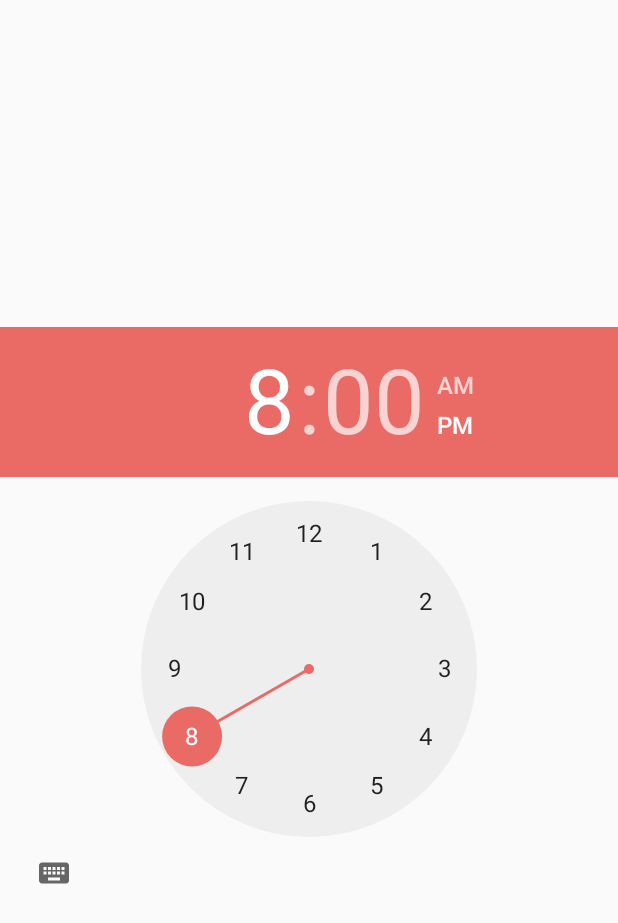
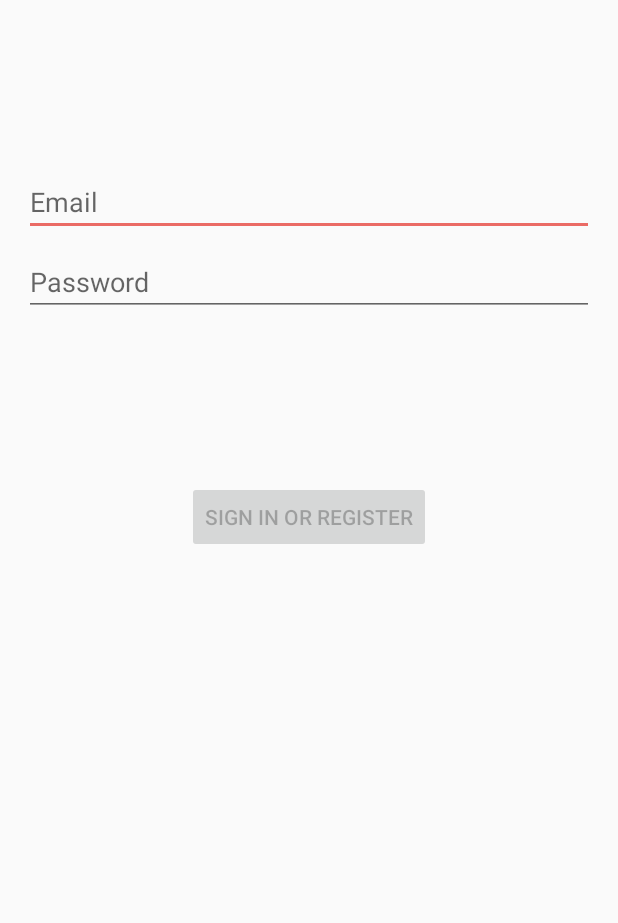
Before and after one commit to Alexandre-Vernet/Bot-Bubulle-Mobile, an Android app: the screen it shows after launch (MainActivity before the commit, LoginActivity after it), on a phone screen of 412 x 824 dp. Shown: the top 923 px of the screen. Run offline under Robolectric (Android 15) with nearby library versions, the phone set to English and light mode, and no system bars; our stand-ins replace Firebase (no records; nobody signed in at launch, a user with empty details on screens opened directly).

Commit message:
feat(auth): Create LoginActivity

```diff
--- a/app/build.gradle
+++ b/app/build.gradle
@@ -22,6 +22,9 @@ android {
             proguardFiles getDefaultProguardFile('proguard-android-optimize.txt'), 'proguard-rules.pro'
         }
     }
+    buildFeatures {
+        viewBinding true
+    }
 }
 
 dependencies {
@@ -32,6 +35,9 @@ dependencies {
     implementation 'androidx.constraintlayout:constraintlayout:2.1.4'
     implementation 'androidx.work:work-runtime:2.8.1'
     implementation 'com.google.firebase:firebase-messaging:23.4.0'
+    implementation 'androidx.annotation:annotation:1.7.1'
+    implementation 'androidx.lifecycle:lifecycle-livedata-ktx:2.7.0'
+    implementation 'androidx.lifecycle:lifecycle-viewmodel-ktx:2.7.0'
     testImplementation 'junit:junit:4.13.2'
     androidTestImplementation 'androidx.test.ext:junit:1.1.5'
     androidTestImplementation 'androidx.test.espresso:espresso-core:3.5.1'
--- a/app/src/main/java/com/ynov/vernet/botbubulle/Authentication.java
+++ b/app/src/main/java/com/ynov/vernet/botbubulle/Authentication.java
@@ -28,7 +28,7 @@ public class Authentication {
         this.firebaseFirestore = firebaseFirestore;
     }
 
-    void storeNotificationToken() {
+    public void storeNotificationToken() {
         FirebaseMessaging.getInstance().getToken()
                 .addOnCompleteListener(task -> {
                     if (!task.isSuccessful()) {
--- a/app/src/main/java/com/ynov/vernet/botbubulle/FirebaseMessagingListener.java
+++ b/app/src/main/java/com/ynov/vernet/botbubulle/FirebaseMessagingListener.java
@@ -1,5 +1,6 @@
 package com.ynov.vernet.botbubulle;
 
+import com.google.firebase.auth.FirebaseAuth;
 import com.google.firebase.messaging.FirebaseMessagingService;
 import com.google.firebase.messaging.RemoteMessage;
 
@@ -13,7 +14,10 @@ public class FirebaseMessagingListener extends FirebaseMessagingService {
 
     @Override
     public void onNewToken(String token) {
-        Authentication authentication = new Authentication(getApplicationContext());
-        authentication.storeNotificationToken();
+        FirebaseAuth firebaseAuth = FirebaseAuth.getInstance();
+//        if (firebaseAuth.getCurrentUser() != null) {
+//            Authentication authentication = new Authentication(getApplicationContext());
+//            authentication.storeNotificationToken();
+//        }
     }
 }
--- /dev/null
+++ b/app/src/main/java/com/ynov/vernet/botbubulle/LoginActivity.java
@@ -0,0 +1,104 @@
+package com.ynov.vernet.botbubulle;
+
+import android.content.Intent;
+import android.os.Bundle;
+import android.text.Editable;
+import android.text.TextWatcher;
+import android.view.View;
+import android.widget.Button;
+import android.widget.EditText;
+import android.widget.ProgressBar;
+
+import androidx.appcompat.app.AppCompatActivity;
+
+import com.google.firebase.auth.FirebaseAuth;
+import com.google.firebase.firestore.FirebaseFirestore;
+import com.ynov.vernet.botbubulle.databinding.ActivityLoginBinding;
+
+public class LoginActivity extends AppCompatActivity {
+
+    private ActivityLoginBinding binding;
+
+    private FirebaseAuth firebaseAuth;
+    private FirebaseFirestore firebaseFirestore;
+    private EditText emailEditText;
+    private ProgressBar loadingProgressBar;
+
+    @Override
+    public void onCreate(Bundle savedInstanceState) {
+        super.onCreate(savedInstanceState);
+
+        firebaseAuth = FirebaseAuth.getInstance();
+        firebaseFirestore = FirebaseFirestore.getInstance();
+
+        binding = ActivityLoginBinding.inflate(getLayoutInflater());
+        setContentView(binding.getRoot());
+
+        emailEditText = binding.email;
+        final EditText passwordEditText = binding.password;
+        final Button loginButton = binding.login;
+        loadingProgressBar = binding.loading;
+
+        TextWatcher afterTextChangedListener = new TextWatcher() {
+            @Override
+            public void beforeTextChanged(CharSequence s, int start, int count, int after) {
+                // ignore
+            }
+
+            @Override
+            public void onTextChanged(CharSequence s, int start, int before, int count) {
+                // ignore
+            }
+
+            @Override
+            public void afterTextChanged(Editable s) {
+                loginButton.setEnabled(isFormLoginValid(emailEditText.getText().toString(),
+                        passwordEditText.getText().toString()));
+            }
+        };
+        emailEditText.addTextChangedListener(afterTextChangedListener);
+        passwordEditText.addTextChangedListener(afterTextChangedListener);
+
+        loginButton.setOnClickListener(v -> signIn(emailEditText.getText().toString(),
+                passwordEditText.getText().toString()));
+    }
+
+    private void signIn(String email, String password) {
+        showProgressBar(true);
+
+        firebaseAuth.signInWithEmailAndPassword(email, password)
+                .addOnCompleteListener(this, task -> {
+                    if (task.isSuccessful()) {
+                        // Store notification token
+                        Authentication authentication = new Authentication(getApplicationContext(), firebaseAuth, firebaseFirestore);
+                        authentication.storeNotificationToken();
+
+                        // Start activity
+                        Intent intent = new Intent(getApplicationContext(), MainActivity.class);
+                        startActivity(intent);
+                        finish();
+                    }
+                })
+                .addOnFailureListener(this, e -> {
+                    emailEditText.setError(e.getMessage());
+
+                    // Hide progress bar
+                    showProgressBar(false);
+                });
+    }
+
+    private boolean isFormLoginValid(String email, String password) {
+        if (!email.contains("@")) {
+            return false;
+        }
+        return password.length() >= 7;
+    }
+
+    private void showProgressBar(boolean show) {
+        if (show) {
+            loadingProgressBar.setVisibility(View.VISIBLE);
+        } else {
+            loadingProgressBar.setVisibility(View.GONE);
+        }
+    }
+}
--- a/app/src/main/java/com/ynov/vernet/botbubulle/MainActivity.java
+++ b/app/src/main/java/com/ynov/vernet/botbubulle/MainActivity.java
@@ -3,11 +3,11 @@ package com.ynov.vernet.botbubulle;
 import android.Manifest;
 import android.app.Activity;
 import android.content.Context;
+import android.content.Intent;
 import android.content.SharedPreferences;
 import android.os.Build;
 import android.os.Bundle;
 import android.widget.TimePicker;
-import android.widget.Toast;
 
 import androidx.annotation.RequiresApi;
 import androidx.appcompat.app.AppCompatActivity;
@@ -15,24 +15,11 @@ import androidx.core.app.ActivityCompat;
 
 import com.google.firebase.auth.FirebaseAuth;
 import com.google.firebase.auth.FirebaseUser;
-import com.google.firebase.firestore.FirebaseFirestore;
 
 public class MainActivity extends AppCompatActivity {
 
     Context context;
     TimePicker timePickerEditNotification;
-
-    private FirebaseAuth firebaseAuth;
-    private FirebaseFirestore firebaseFirestore;
-
-    @Override
-    public void onStart() {
-        super.onStart();
-        FirebaseUser currentUser = firebaseAuth.getCurrentUser();
-        if (currentUser == null) {
-            signIn();
-        }
-    }
 
     @RequiresApi(api = Build.VERSION_CODES.TIRAMISU)
     @Override
@@ -40,9 +27,13 @@ public class MainActivity extends AppCompatActivity {
         super.onCreate(savedInstanceState);
         setContentView(R.layout.activity_main);
 
-        // Set firebase Auth & Firestore
-        firebaseAuth = FirebaseAuth.getInstance();
-        firebaseFirestore = FirebaseFirestore.getInstance();
+        // Check if user is logged
+        FirebaseUser user = FirebaseAuth.getInstance().getCurrentUser();
+        if (user == null) {
+            Intent intent = new Intent(getApplicationContext(), LoginActivity.class);
+            startActivity(intent);
+            finish();
+        }
 
         // Ask permission to send sms and notification
         ActivityCompat.requestPermissions(this, new String[]{
@@ -75,18 +66,4 @@ public class MainActivity extends AppCompatActivity {
             editor.apply();
         });
     }
-
-    void signIn() {
-        firebaseAuth.signInWithEmailAndPassword("", "")
-                .addOnCompleteListener(this, task -> {
-                    if (task.isSuccessful()) {
-                        Authentication authentication = new Authentication(context, firebaseAuth, firebaseFirestore);
-                        authentication.storeNotificationToken();
-                    } else {
-                        // If sign in fails, display a message to the user.
-                        Toast.makeText(context, "Authentication failed.",
-                                Toast.LENGTH_SHORT).show();
-                    }
-                });
-    }
 }
--- /dev/null
+++ b/app/src/main/java/com/ynov/vernet/botbubulle/data/model/LoggedInUser.java
@@ -0,0 +1,23 @@
+package com.ynov.vernet.botbubulle.data.model;
+
+/**
+ * Data class that captures user information for logged in users retrieved from LoginRepository
+ */
+public class LoggedInUser {
+
+    private String userId;
+    private String displayName;
+
+    public LoggedInUser(String userId, String displayName) {
+        this.userId = userId;
+        this.displayName = displayName;
+    }
+
+    public String getUserId() {
+        return userId;
+    }
+
+    public String getDisplayName() {
+        return displayName;
+    }
+}
--- /dev/null
+++ b/app/src/main/res/layout-w1240dp/activity_login.xml
@@ -0,0 +1,71 @@
+<?xml version="1.0" encoding="utf-8"?>
+<androidx.constraintlayout.widget.ConstraintLayout xmlns:android="http://schemas.android.com/apk/res/android"
+        xmlns:app="http://schemas.android.com/apk/res-auto"
+        xmlns:tools="http://schemas.android.com/tools"
+        android:id="@+id/container"
+        android:layout_width="match_parent"
+        android:layout_height="match_parent"
+        android:paddingBottom="@dimen/activity_vertical_margin"
+        android:paddingLeft="@dimen/activity_horizontal_margin"
+        android:paddingRight="@dimen/activity_horizontal_margin"
+        android:paddingTop="@dimen/activity_vertical_margin"
+        tools:context=".LoginActivity">
+
+    <EditText
+            android:id="@+id/username"
+            android:layout_width="0dp"
+            android:layout_height="wrap_content"
+            android:layout_marginTop="96dp"
+            android:autofillHints="@string/prompt_email"
+            android:hint="@string/prompt_email"
+            android:inputType="textEmailAddress"
+            android:selectAllOnFocus="true"
+            app:layout_constraintEnd_toEndOf="parent"
+            app:layout_constraintStart_toStartOf="parent"
+            app:layout_constraintTop_toTopOf="parent" />
+
+    <EditText
+            android:id="@+id/password"
+            android:layout_width="0dp"
+            android:layout_height="wrap_content"
+            android:layout_marginTop="8dp"
+            android:autofillHints="@string/prompt_password"
+            android:hint="@string/prompt_password"
+            android:imeActionLabel="@string/action_sign_in_short"
+            android:imeOptions="actionDone"
+            android:inputType="textPassword"
+            android:selectAllOnFocus="true"
+            app:layout_constraintEnd_toEndOf="parent"
+            app:layout_constraintStart_toStartOf="parent"
+            app:layout_constraintTop_toBottomOf="@+id/username" />
+
+    <Button
+            android:id="@+id/login"
+            android:enabled="false"
+            android:layout_width="wrap_content"
+            android:layout_height="wrap_content"
+            android:layout_gravity="start"
+            android:layout_marginTop="16dp"
+            android:layout_marginBottom="64dp"
+            android:text="@string/action_sign_in"
+            app:layout_constraintBottom_toBottomOf="parent"
+            app:layout_constraintEnd_toEndOf="parent"
+            app:layout_constraintStart_toStartOf="parent"
+            app:layout_constraintTop_toBottomOf="@+id/password"
+            app:layout_constraintVertical_bias="0.2" />
+
+    <ProgressBar
+            android:id="@+id/loading"
+            android:visibility="gone"
+            android:layout_width="wrap_content"
+            android:layout_height="wrap_content"
+            android:layout_gravity="center"
+            android:layout_marginTop="64dp"
+            android:layout_marginBottom="64dp"
+            app:layout_constraintBottom_toBottomOf="parent"
+            app:layout_constraintEnd_toEndOf="@+id/password"
+            app:layout_constraintStart_toStartOf="@+id/password"
+            app:layout_constraintTop_toTopOf="parent"
+            app:layout_constraintVertical_bias="0.3" />
+
+</androidx.constraintlayout.widget.ConstraintLayout>
--- /dev/null
+++ b/app/src/main/res/layout-w936dp/activity_login.xml
@@ -0,0 +1,78 @@
+<?xml version="1.0" encoding="utf-8"?>
+<androidx.constraintlayout.widget.ConstraintLayout xmlns:android="http://schemas.android.com/apk/res/android"
+        xmlns:app="http://schemas.android.com/apk/res-auto"
+        xmlns:tools="http://schemas.android.com/tools"
+        android:id="@+id/container"
+        android:layout_width="match_parent"
+        android:layout_height="match_parent"
+        android:paddingBottom="@dimen/activity_vertical_margin"
+        android:paddingLeft="@dimen/activity_horizontal_margin"
+        android:paddingRight="@dimen/activity_horizontal_margin"
+        android:paddingTop="@dimen/activity_vertical_margin"
+        tools:context=".LoginActivity">
+
+    <androidx.constraintlayout.widget.ConstraintLayout
+            android:layout_width="840dp"
+            android:layout_height="match_parent"
+            app:layout_constraintStart_toStartOf="parent"
+            app:layout_constraintEnd_toEndOf="parent">
+
+        <EditText
+                android:id="@+id/username"
+                android:layout_width="0dp"
+                android:layout_height="wrap_content"
+                android:layout_marginTop="96dp"
+                android:autofillHints="@string/prompt_email"
+                android:hint="@string/prompt_email"
+                android:inputType="textEmailAddress"
+                android:selectAllOnFocus="true"
+                app:layout_constraintEnd_toEndOf="parent"
+                app:layout_constraintStart_toStartOf="parent"
+                app:layout_constraintTop_toTopOf="parent" />
+
+        <EditText
+                android:id="@+id/password"
+                android:layout_width="0dp"
+                android:layout_height="wrap_content"
+                android:layout_marginTop="8dp"
+                android:autofillHints="@string/prompt_password"
+                android:hint="@string/prompt_password"
+                android:imeActionLabel="@string/action_sign_in_short"
+                android:imeOptions="actionDone"
+                android:inputType="textPassword"
+                android:selectAllOnFocus="true"
+                app:layout_constraintEnd_toEndOf="parent"
+                app:layout_constraintStart_toStartOf="parent"
+                app:layout_constraintTop_toBottomOf="@+id/username" />
+
+        <Button
+                android:id="@+id/login"
+                android:enabled="false"
+                android:layout_width="wrap_content"
+                android:layout_height="wrap_content"
+                android:layout_gravity="start"
+                android:layout_marginTop="16dp"
+                android:layout_marginBottom="64dp"
+                android:text="@string/action_sign_in"
+                app:layout_constraintBottom_toBottomOf="parent"
+                app:layout_constraintEnd_toEndOf="parent"
+                app:layout_constraintStart_toStartOf="parent"
+                app:layout_constraintTop_toBottomOf="@+id/password"
+                app:layout_constraintVertical_bias="0.2" />
+
+        <ProgressBar
+                android:id="@+id/loading"
+                android:visibility="gone"
+                android:layout_width="wrap_content"
+                android:layout_height="wrap_content"
+                android:layout_gravity="center"
+                android:layout_marginTop="64dp"
+                android:layout_marginBottom="64dp"
+                app:layout_constraintBottom_toBottomOf="parent"
+                app:layout_constraintEnd_toEndOf="@+id/password"
+                app:layout_constraintStart_toStartOf="@+id/password"
+                app:layout_constraintTop_toTopOf="parent"
+                app:layout_constraintVertical_bias="0.3" />
+
+    </androidx.constraintlayout.widget.ConstraintLayout>
+</androidx.constraintlayout.widget.ConstraintLayout>
--- /dev/null
+++ b/app/src/main/res/layout/activity_login.xml
@@ -0,0 +1,71 @@
+<?xml version="1.0" encoding="utf-8"?>
+<androidx.constraintlayout.widget.ConstraintLayout xmlns:android="http://schemas.android.com/apk/res/android"
+        xmlns:app="http://schemas.android.com/apk/res-auto"
+        xmlns:tools="http://schemas.android.com/tools"
+        android:id="@+id/container"
+        android:layout_width="match_parent"
+        android:layout_height="match_parent"
+        android:paddingBottom="@dimen/activity_vertical_margin"
+        android:paddingLeft="@dimen/activity_horizontal_margin"
+        android:paddingRight="@dimen/activity_horizontal_margin"
+        android:paddingTop="@dimen/activity_vertical_margin"
+        tools:context=".LoginActivity">
+
+    <EditText
+            android:id="@+id/email"
+            android:layout_width="0dp"
+            android:layout_height="wrap_content"
+            android:layout_marginTop="96dp"
+            android:autofillHints="@string/prompt_email"
+            android:hint="@string/prompt_email"
+            android:inputType="textEmailAddress"
+            android:selectAllOnFocus="true"
+            app:layout_constraintEnd_toEndOf="parent"
+            app:layout_constraintStart_toStartOf="parent"
+            app:layout_constraintTop_toTopOf="parent" />
+
+    <EditText
+            android:id="@+id/password"
+            android:layout_width="0dp"
+            android:layout_height="wrap_content"
+            android:layout_marginTop="8dp"
+            android:autofillHints="@string/prompt_password"
+            android:hint="@string/prompt_password"
+            android:imeActionLabel="@string/action_sign_in_short"
+            android:imeOptions="actionDone"
+            android:inputType="textPassword"
+            android:selectAllOnFocus="true"
+            app:layout_constraintEnd_toEndOf="parent"
+            app:layout_constraintStart_toStartOf="parent"
+            app:layout_constraintTop_toBottomOf="@+id/email" />
+
+    <Button
+            android:id="@+id/login"
+            android:enabled="false"
+            android:layout_width="wrap_content"
+            android:layout_height="wrap_content"
+            android:layout_gravity="start"
+            android:layout_marginTop="16dp"
+            android:layout_marginBottom="64dp"
+            android:text="@string/action_sign_in"
+            app:layout_constraintBottom_toBottomOf="parent"
+            app:layout_constraintEnd_toEndOf="parent"
+            app:layout_constraintStart_toStartOf="parent"
+            app:layout_constraintTop_toBottomOf="@+id/password"
+            app:layout_constraintVertical_bias="0.2" />
+
+    <ProgressBar
+            android:id="@+id/loading"
+            android:visibility="gone"
+            android:layout_width="wrap_content"
+            android:layout_height="wrap_content"
+            android:layout_gravity="center"
+            android:layout_marginTop="64dp"
+            android:layout_marginBottom="64dp"
+            app:layout_constraintBottom_toBottomOf="parent"
+            app:layout_constraintEnd_toEndOf="@+id/password"
+            app:layout_constraintStart_toStartOf="@+id/password"
+            app:layout_constraintTop_toTopOf="parent"
+            app:layout_constraintVertical_bias="0.3" />
+
+</androidx.constraintlayout.widget.ConstraintLayout>
--- /dev/null
+++ b/app/src/main/res/values-land/dimens.xml
@@ -0,0 +1,3 @@
+<resources>
+    <dimen name="activity_horizontal_margin">48dp</dimen>
+</resources>
--- /dev/null
+++ b/app/src/main/res/values-w1240dp/dimens.xml
@@ -0,0 +1,3 @@
+<resources>
+    <dimen name="activity_horizontal_margin">200dp</dimen>
+</resources>
--- /dev/null
+++ b/app/src/main/res/values-w600dp/dimens.xml
@@ -0,0 +1,3 @@
+<resources>
+    <dimen name="activity_horizontal_margin">48dp</dimen>
+</resources>
--- /dev/null
+++ b/app/src/main/res/values/dimens.xml
@@ -0,0 +1,5 @@
+<resources>
+    <!-- Default screen margins, per the Android Design guidelines. -->
+    <dimen name="activity_horizontal_margin">16dp</dimen>
+    <dimen name="activity_vertical_margin">16dp</dimen>
+</resources>
--- a/app/src/main/res/values/strings.xml
+++ b/app/src/main/res/values/strings.xml
@@ -8,4 +8,13 @@
     <string name="error_while_sending_message">Error while sending message</string>
     <string name="error_format_phone_number">There is an error in the phone number format</string>
     <string name="error_fetching_fcm_registration_token">Error while fetching notification token</string>
+    <string name="title_activity_login">LoginActivity</string>
+    <string name="prompt_email">Email</string>
+    <string name="prompt_password">Password</string>
+    <string name="action_sign_in">Sign in or register</string>
+    <string name="action_sign_in_short">Sign in</string>
+    <string name="welcome">"Welcome !"</string>
+    <string name="invalid_username">Not a valid username</string>
+    <string name="invalid_password">Password must be >5 characters</string>
+    <string name="login_failed">"Login failed"</string>
 </resources>
```
Also changed, not shown: app/src/main/AndroidManifest.xml (+9 -6 lines).
